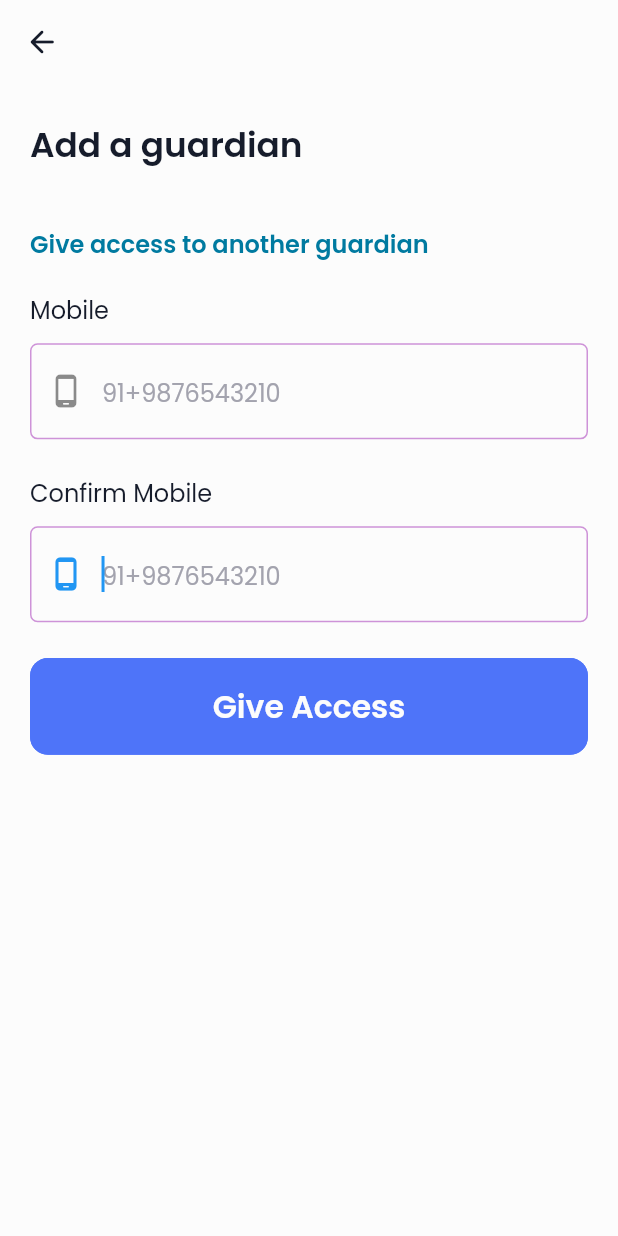
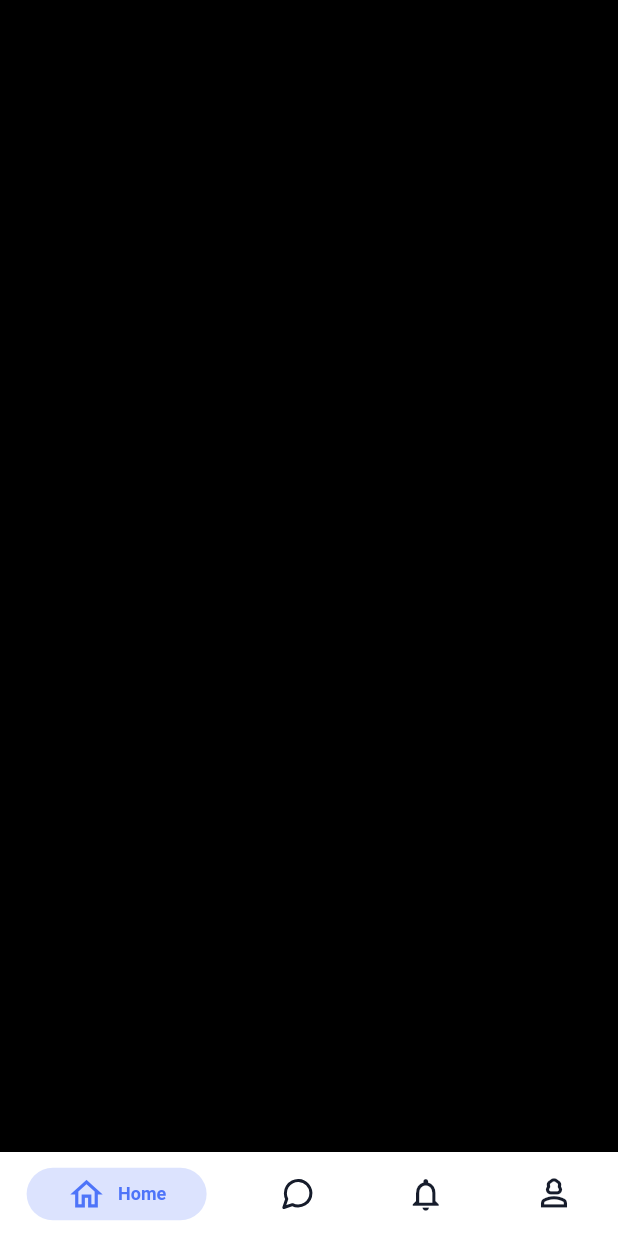
Before and after one commit to Adebayo2016/blessed, a Flutter app: the AddGuardian screen opened directly, after a tap on "Give Access", on a phone screen of 412 x 824 dp. Run offline on Flutter 3.47's test engine with Material 2 defaults, Android fonts, the phone set to English and light mode, and no system bars; drawn by our look-alikes of persistent_bottom_nav_bar; our stand-ins replace cached_network_image, flutter_screenutil, flutter_svg, google_fonts, hive_flutter; accounts and stored records are empty.

Commit message:
Nav bars

```diff
--- /dev/null
+++ b/lib/views/ui/Notification/notifications.dart
@@ -0,0 +1,10 @@
+import 'package:flutter/material.dart';
+
+class Notifications extends StatelessWidget {
+  const Notifications({super.key});
+
+  @override
+  Widget build(BuildContext context) {
+    return const Placeholder();
+  }
+}
--- /dev/null
+++ b/lib/views/ui/account/account.dart
@@ -0,0 +1,10 @@
+import 'package:flutter/material.dart';
+
+class Account extends StatelessWidget {
+  const Account({super.key});
+
+  @override
+  Widget build(BuildContext context) {
+    return const Placeholder();
+  }
+}
--- a/lib/views/ui/add_guardian/guradian.dart
+++ b/lib/views/ui/add_guardian/guradian.dart
@@ -1,12 +1,12 @@
 import 'package:blessed_academy/utils/colors.dart';
-import 'package:blessed_academy/views/widgets/images/svg_helper.dart';
+import 'package:blessed_academy/utils/navigation/src/navigation.dart';
 import 'package:blessed_academy/views/widgets/textview.dart';
 import 'package:flutter/material.dart';
 import 'package:flutter_screenutil/flutter_screenutil.dart';
-import 'package:flutter_svg/svg.dart';
 
 import '../../../utils/text_field.dart';
 import '../../widgets/button.dart';
+import '../home/BlessedHome.dart';
 
 class AddGuardian extends StatelessWidget {
   const AddGuardian({super.key});
@@ -64,11 +64,8 @@ class AddGuardian extends StatelessWidget {
               fontSize: 16.sp,
               fontWeight: FontWeight.w600,
               height: 54.h,
-              // padding: const EdgeInsets.symmetric(horizontal: 40),
-              // icon: 'assets/icons/arrow_right.svg',
-              // iconColor: kColorWhite,
               onPressed: () {
-                // navigate(context, const AddGuardian());
+                navigate(context, const BlessedHome());
               },
               color: kColorWhite,
             ),
--- /dev/null
+++ b/lib/views/ui/chat/chat.dart
@@ -0,0 +1,10 @@
+import 'package:flutter/material.dart';
+
+class Chat extends StatelessWidget {
+  const Chat({super.key});
+
+  @override
+  Widget build(BuildContext context) {
+    return const Placeholder();
+  }
+}
--- /dev/null
+++ b/lib/views/ui/home/BlessedHome.dart
@@ -0,0 +1,92 @@
+import 'package:blessed_academy/utils/colors.dart';
+import 'package:blessed_academy/views/ui/home/home.dart';
+import 'package:flutter/material.dart';
+import 'package:flutter_svg/svg.dart';
+import 'package:persistent_bottom_nav_bar/persistent_tab_view.dart';
+
+import '../Notification/notifications.dart';
+import '../account/account.dart';
+import '../chat/chat.dart';
+
+class BlessedHome extends StatefulWidget {
+  const BlessedHome({super.key});
+
+  @override
+  State<BlessedHome> createState() => _BlessedHomeState();
+}
+
+class _BlessedHomeState extends State<BlessedHome> {
+  PersistentTabController? _controller;
+
+  @override
+  void initState() {
+    _controller = PersistentTabController(initialIndex: 0);
+    super.initState();
+  }
+
+  @override
+  void dispose() {
+    _controller?.dispose();
+    super.dispose();
+  }
+
+  @override
+  Widget build(BuildContext context) {
+    return Scaffold(
+        body: SafeArea(
+      child: PersistentTabView(
+        context,
+        controller: _controller,
+        screens: _buildScreens(),
+        confineInSafeArea: true,
+        items: _navBarsItems(),
+        handleAndroidBackButtonPress: true,
+        hideNavigationBarWhenKeyboardShows: true,
+        resizeToAvoidBottomInset: true,
+        // onWillPop: (p0) {
+        //   return Future<bool>.value(true);
+        // },
+        popAllScreensOnTapOfSelectedTab: true,
+        navBarStyle: NavBarStyle.style1,
+      ),
+    ));
+  }
+
+  List<PersistentBottomNavBarItem> _navBarsItems() {
+    return [
+      PersistentBottomNavBarItem(
+        icon: const Icon(Icons.home_outlined),
+        title: ('Home'),
+        activeColorPrimary: kColorMainPrimary,
+        inactiveColorPrimary: kCTextColor,
+      ),
+      PersistentBottomNavBarItem(
+        icon: SvgPicture.asset('assets/icons/chat.svg'),
+        title: ("Chat"),
+        activeColorPrimary: kColorMainPrimary,
+        inactiveColorPrimary: kCTextColor,
+      ),
+      PersistentBottomNavBarItem(
+        icon: const Icon(Icons.notifications_outlined),
+        title: ('Notifications'),
+        activeColorPrimary: kColorMainPrimary,
+        inactiveColorPrimary: kCTextColor,
+      ),
+      PersistentBottomNavBarItem(
+        icon: const Icon(Icons.person_3_outlined),
+        title: ('ACCOUNT'),
+        activeColorPrimary: kColorMainPrimary,
+        inactiveColorPrimary: kCTextColor,
+      ),
+    ];
+  }
+
+  List<Widget> _buildScreens() {
+    return [
+      const Home(),
+      const Chat(),
+      const Notifications(),
+      const Account(),
+    ];
+  }
+}
--- /dev/null
+++ b/lib/views/ui/home/home.dart
@@ -0,0 +1,15 @@
+import 'package:flutter/material.dart';
+
+class Home extends StatefulWidget {
+  const Home({super.key});
+
+  @override
+  State<Home> createState() => _HomeState();
+}
+
+class _HomeState extends State<Home> {
+  @override
+  Widget build(BuildContext context) {
+    return Container();
+  }
+}
```
Also changed, not shown: assets/icons/chat.svg (added).
